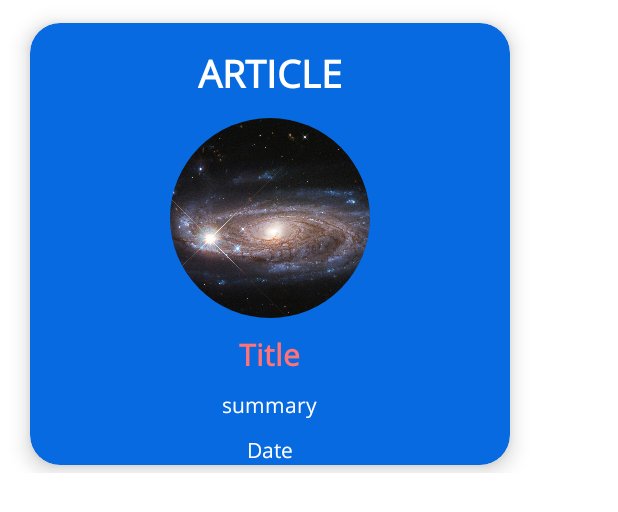
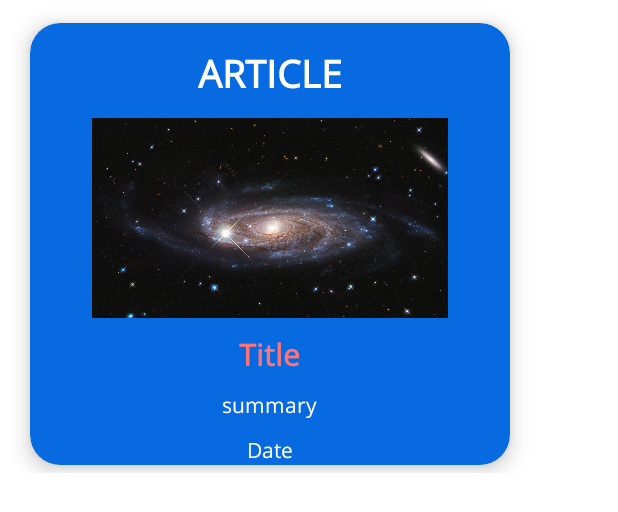
Before and after one commit to stephenthomas04/Space_News_App, an Android app: the layout news_row.xml on its own in the app's theme, with its tools: preview values and no code run, on a phone screen of 412 x 824 dp. Shown: the top 512 px of the screen. Run offline under Robolectric (Android 15) with nearby library versions, the phone set to English and light mode, and no system bars; network calls fail.

Commit message:
removed circle image

```diff
--- a/app/build.gradle
+++ b/app/build.gradle
@@ -49,5 +49,4 @@ dependencies {
     implementation 'androidx.navigation:navigation-fragment-ktx:2.2.0-rc03' // navigation component
     implementation 'androidx.navigation:navigation-ui-ktx:2.2.0-rc03' // navigation component
 
-    implementation 'de.hdodenhof:circleimageview:3.1.0' // circular image shape
 }
--- a/app/src/main/res/layout/news_row.xml
+++ b/app/src/main/res/layout/news_row.xml
@@ -93,7 +93,7 @@
                 app:layout_constraintStart_toStartOf="parent"
                 app:layout_constraintTop_toTopOf="parent" />
 
-            <de.hdodenhof.circleimageview.CircleImageView
+            <ImageView
                 android:id="@+id/imageView"
                 android:layout_width="320dp"
                 android:layout_height="133dp"
```
